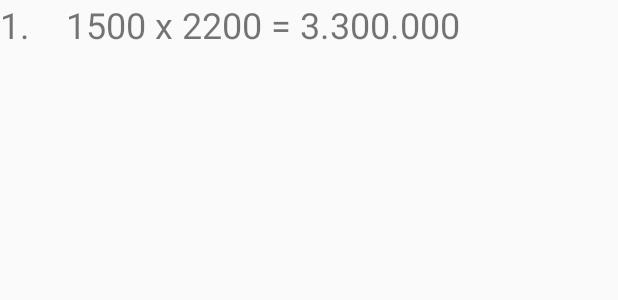
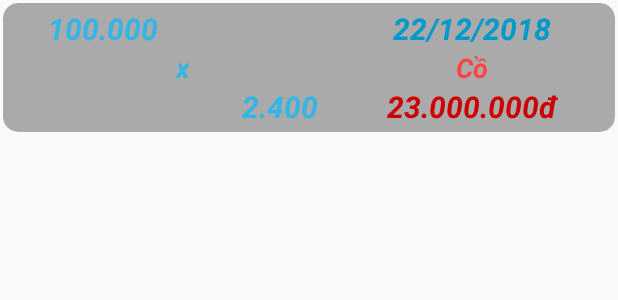
Before and after one commit to TranTanDong/QLSP_TrungVit, an Android app: the layout item.xml on its own in the app's theme, with its tools: preview values and no code run, on a phone screen of 412 x 824 dp. Shown: the top 300 px of the screen. Run offline under Robolectric (Android 15) with nearby library versions, the phone set to English and light mode, and no system bars.

Commit message:
Edit "Layout_Item"

```diff
--- a/app/src/main/java/com/example/woo/qlsp_trungvit/Interface/IKhachHang.java
+++ b/app/src/main/java/com/example/woo/qlsp_trungvit/Interface/IKhachHang.java
@@ -7,4 +7,5 @@ package com.example.woo.qlsp_trungvit.Interface;
 public interface IKhachHang {
     void DelKhachHang(final int pos);
     void CallKhachHang(final int pos);
+    void ClickItemRecyclerview(final int pos);
 }
--- a/app/src/main/java/com/example/woo/qlsp_trungvit/MainActivity.java
+++ b/app/src/main/java/com/example/woo/qlsp_trungvit/MainActivity.java
@@ -3,6 +3,7 @@ package com.example.woo.qlsp_trungvit;
 import android.content.Intent;
 import android.support.v7.app.AppCompatActivity;
 import android.os.Bundle;
+import android.support.v7.app.AppCompatDelegate;
 import android.support.v7.widget.CardView;
 import android.view.View;
 
@@ -14,6 +15,7 @@ public class MainActivity extends AppCompatActivity {
     protected void onCreate(Bundle savedInstanceState) {
         super.onCreate(savedInstanceState);
         setContentView(R.layout.activity_main);
+        AppCompatDelegate.setCompatVectorFromResourcesEnabled(true);
         addControls();
         addEvents();
     }
--- a/app/src/main/res/layout/item.xml
+++ b/app/src/main/res/layout/item.xml
@@ -1,31 +1,104 @@
 <?xml version="1.0" encoding="utf-8"?>
-<LinearLayout xmlns:android="http://schemas.android.com/apk/res/android"
+<android.support.v7.widget.CardView xmlns:android="http://schemas.android.com/apk/res/android"
     android:layout_width="match_parent"
     android:layout_height="wrap_content"
-    android:orientation="horizontal">
+    app:cardCornerRadius="10dp"
+    android:layout_margin="2dp"
+    app:cardBackgroundColor="@android:color/darker_gray"
+    xmlns:app="http://schemas.android.com/apk/res-auto">
+
+    <RelativeLayout
+        android:layout_width="match_parent"
+        android:layout_height="wrap_content">
+
+        <LinearLayout
+            android:id="@+id/lnl"
+            android:layout_width="200dp"
+            android:layout_height="wrap_content"
+            android:layout_alignParentStart="true"
+            android:layout_alignParentTop="true"
+            android:layout_marginStart="20dp"
+            android:orientation="vertical">
+
+            <TextView
+                android:layout_width="match_parent"
+                android:layout_height="wrap_content"
+                android:paddingStart="10dp"
+                android:paddingTop="3dp"
+                android:text="100.000"
+                android:textColor="@android:color/holo_blue_light"
+                android:textSize="20dp"
+                android:textStyle="bold|italic" />
 
             <TextView
                 android:layout_width="wrap_content"
                 android:layout_height="wrap_content"
-        android:text="1.    1500"
-        android:textSize="24dp" />
+                android:layout_gravity="center_horizontal"
+                android:text="x"
+                android:textColor="@android:color/holo_blue_light"
+                android:textSize="18dp"
+                android:textStyle="bold|italic" />
 
             <TextView
-        android:layout_width="wrap_content"
+                android:layout_width="match_parent"
                 android:layout_height="wrap_content"
-        android:text=" x "
-        android:textSize="24dp"/>
+                android:layout_gravity="end"
+                android:gravity="end"
+                android:paddingBottom="3dp"
+                android:paddingEnd="10dp"
+                android:text="2.400"
+                android:textColor="@android:color/holo_blue_light"
+                android:textSize="20dp"
+                android:textStyle="bold|italic" />
+
+        </LinearLayout>
+
+        <LinearLayout
+            android:layout_width="150dp"
+            android:layout_height="wrap_content"
+            android:layout_alignParentEnd="true"
+            android:layout_alignParentTop="true"
+            android:layout_marginEnd="20dp"
+            android:orientation="vertical">
 
             <TextView
-        android:layout_width="wrap_content"
+                android:layout_width="match_parent"
                 android:layout_height="wrap_content"
-        android:text="2200"
-        android:textSize="24dp"/>
+                android:gravity="center"
+                android:paddingTop="3dp"
+                android:text="22/12/2018"
+                android:textColor="@android:color/holo_blue_dark"
+                android:textSize="20dp"
+                android:textStyle="bold|italic" />
 
             <TextView
-        android:layout_width="wrap_content"
+                android:id="@+id/tv_loaiSP"
+                android:layout_width="match_parent"
                 android:layout_height="wrap_content"
-        android:textSize="24dp"
-        android:text=" = 3.300.000"/>
+                android:gravity="center"
+                android:text="Cồ"
+                android:textColor="@android:color/holo_red_light"
+                android:textSize="18dp"
+                android:textStyle="bold|italic" />
+
+
+            <TextView
+                android:id="@+id/total"
+                android:layout_width="match_parent"
+                android:layout_height="wrap_content"
+                android:gravity="center"
+                android:paddingBottom="3dp"
+                android:text="23.000.000đ"
+                android:textColor="@android:color/holo_red_dark"
+                android:textSize="20dp"
+                android:textStyle="bold|italic" />
+
 
         </LinearLayout>
+
+
+
+
+    </RelativeLayout>
+
+</android.support.v7.widget.CardView>
--- a/app/src/main/res/menu/menu_add.xml
+++ b/app/src/main/res/menu/menu_add.xml
@@ -4,7 +4,7 @@
     <item
         android:id="@+id/add"
         android:title="Thêm giao dịch"
-        android:icon="@drawable/ic_themgiaodich"
+        android:icon="@android:drawable/ic_menu_add"
         app:showAsAction="ifRoom" />
 
 </menu>
--- a/build.gradle
+++ b/build.gradle
@@ -7,7 +7,7 @@ buildscript {
         jcenter()
     }
     dependencies {
-        classpath 'com.android.tools.build:gradle:3.0.1'
+        classpath 'com.android.tools.build:gradle:3.1.0'
 
 
         // NOTE: Do not place your application dependencies here; they belong
```
Also changed, not shown: app/src/main/AndroidManifest.xml (+10 -5 lines), app/src/main/java/com/example/woo/qlsp_trungvit/Adapter/KhachHangAdapter.java (+10 -1 lines), app/src/main/java/com/example/woo/qlsp_trungvit/AddGiaoDich.java (+46 -6 lines), app/src/main/java/com/example/woo/qlsp_trungvit/KhachHang.java (+71 -12 lines), app/src/main/java/com/example/woo/qlsp_trungvit/Model/ListKhachHang.java (+13 -1 lines), app/src/main/java/com/example/woo/qlsp_trungvit/Model/ListSanPham.java (+12 -1 lines), app/src/main/res/layout/activity_add_giao_dich.xml (+8 -5 lines), app/src/main/res/layout/activity_main.xml (+8 -4 lines), app/src/main/res/layout/item_khachhang.xml (+18 -9 lines), app/src/main/res/drawable-v24/ic_banra.png (deleted), app/src/main/res/drawable-v24/ic_khachhang.png (deleted), app/src/main/res/drawable-v24/ic_muavao.png (deleted), app/src/main/res/drawable-v24/ic_themkhachhang.png (deleted), app/src/main/res/drawable-v24/ic_thongke.png (deleted), 1 more files. Lines whose indentation alone changed are shown as unchanged.
